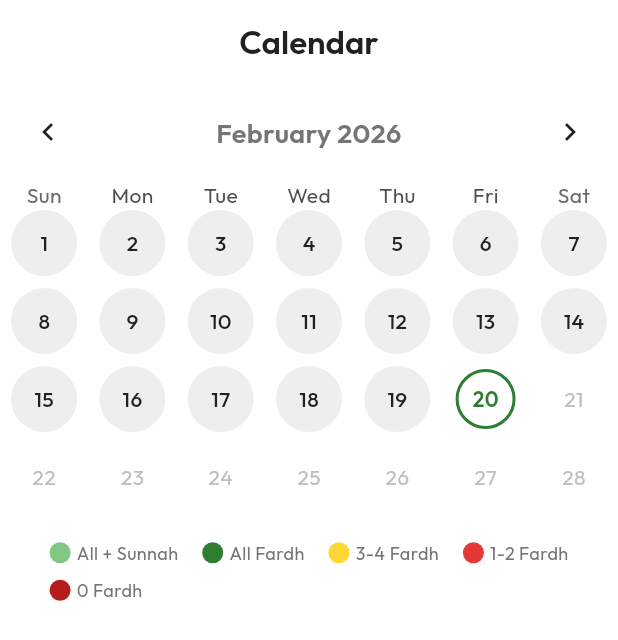
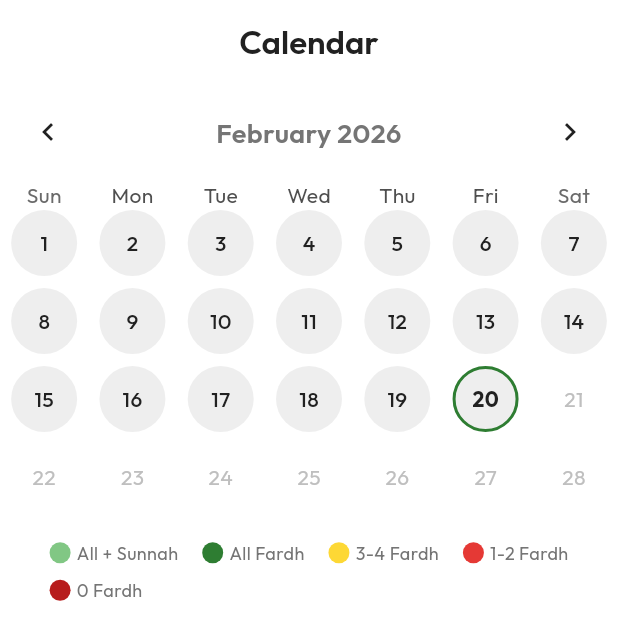
Before and after one commit to acewx67/salah_tracker, a Flutter app: the CalendarScreen screen opened directly, on a phone screen of 412 x 824 dp. Shown: the top 640 px of the screen. Run offline on Flutter 3.47's test engine with Material 3 defaults, Android fonts, the phone set to English and light mode, and no system bars; drawn by our look-alikes of table_calendar; our stand-ins replace firebase_auth, firebase_core, flutter_riverpod, google_fonts, google_sign_in, hive_flutter and 1 more; accounts and stored records are empty; network calls fail.

Commit message:
feat: Enhance calendar day rendering to show distinct styles for selected and today's dates, and ensure prayer log providers react to local updates.

```diff
--- a/frontend/lib/providers/providers.dart
+++ b/frontend/lib/providers/providers.dart
@@ -266,6 +266,9 @@ final calendarLogsProvider = Provider<Map<DateTime, PrayerLog>>((ref) {
   // Rebuild when user changes (immediate) or when sync completes (data update)
   ref.watch(authProvider.select((s) => s.user?.id));
   ref.watch(authProvider.select((s) => s.lastSyncAt));
+  // Rebuild when the currently selected log changes locally
+  ref.watch(prayerLogProvider);
+
   final start = DateTime(month.year, month.month, 1);
   final end = DateTime(month.year, month.month + 1, 0);
   final logs = localStorage.getLogsRange(start, end);
@@ -290,6 +293,11 @@ final performanceScoreProvider = Provider<double>((ref) {
   final startDate = ref.watch(performanceStartDateProvider);
   if (startDate == null) return 0.0;
 
+  // Rebuild when user changes, sync completes, or current log changes locally
+  ref.watch(authProvider.select((s) => s.user?.id));
+  ref.watch(authProvider.select((s) => s.lastSyncAt));
+  ref.watch(prayerLogProvider);
+
   final now = DateTime.now();
   final today = DateTime(now.year, now.month, now.day);
   final logs = localStorage.getLogsRange(startDate, today);
--- a/frontend/lib/screens/calendar_screen.dart
+++ b/frontend/lib/screens/calendar_screen.dart
@@ -77,30 +77,12 @@ class _CalendarScreenState extends ConsumerState<CalendarScreen> {
               ),
             ),
             calendarBuilders: CalendarBuilders(
-              defaultBuilder: (context, day, focusedDay) {
-                final key = DateTime(day.year, day.month, day.day);
-                final log = logs[key];
-                final color = _getDayColor(log);
-
-                return Container(
-                  margin: const EdgeInsets.all(4),
-                  decoration: BoxDecoration(
-                    color: color,
-                    shape: BoxShape.circle,
-                  ),
-                  child: Center(
-                    child: Text(
-                      '${day.day}',
-                      style: TextStyle(
-                        color: color == AppTheme.calendarEmpty
-                            ? AppTheme.textPrimary
-                            : Colors.white,
-                        fontWeight: FontWeight.w500,
-                      ),
-                    ),
-                  ),
-                );
-              },
+              defaultBuilder: (context, day, focusedDay) =>
+                  _buildCalendarDay(day, logs),
+              selectedBuilder: (context, day, focusedDay) =>
+                  _buildCalendarDay(day, logs, isSelected: true),
+              todayBuilder: (context, day, focusedDay) =>
+                  _buildCalendarDay(day, logs, isToday: true),
             ),
           ),
 
@@ -272,6 +254,46 @@ class _CalendarScreenState extends ConsumerState<CalendarScreen> {
     );
   }
 
+  Widget _buildCalendarDay(
+    DateTime day,
+    Map<DateTime, PrayerLog> logs, {
+    bool isSelected = false,
+    bool isToday = false,
+  }) {
+    final key = DateTime(day.year, day.month, day.day);
+    final log = logs[key];
+    final color = _getDayColor(log);
+
+    BoxBorder? border;
+    if (isSelected) {
+      border = Border.all(color: Colors.black87, width: 2);
+    } else if (isToday) {
+      border = Border.all(color: AppTheme.primary, width: 2);
+    }
+
+    return Container(
+      margin: const EdgeInsets.all(4),
+      decoration: BoxDecoration(
+        color: color,
+        shape: BoxShape.circle,
+        border: border,
+      ),
+      child: Center(
+        child: Text(
+          '${day.day}',
+          style: TextStyle(
+            color: color == AppTheme.calendarEmpty && !isSelected
+                ? AppTheme.textPrimary
+                : Colors.white,
+            fontWeight: isSelected || isToday
+                ? FontWeight.w700
+                : FontWeight.w500,
+          ),
+        ),
+      ),
+    );
+  }
+
   Color _getDayColor(PrayerLog? log) {
     if (log == null) return AppTheme.calendarEmpty;
     final fardh = log.fardhCompleted;
```
